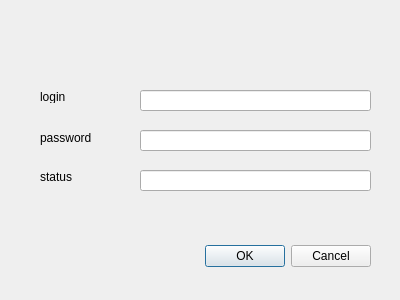
AnastasySh/lab_351, file Semester2/lab1/1lab/new_user.ui: the form before one commit.
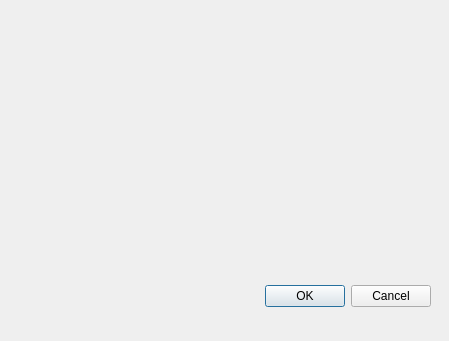
The form after the commit.

Patch:
```diff
--- a/Semester2/lab1/1lab/new_user.ui
+++ b/Semester2/lab1/1lab/new_user.ui
@@ -6,8 +6,8 @@
    <rect>
     <x>0</x>
     <y>0</y>
-    <width>400</width>
-    <height>300</height>
+    <width>449</width>
+    <height>341</height>
    </rect>
   </property>
   <property name="windowTitle">
@@ -16,8 +16,8 @@
   <widget class="QDialogButtonBox" name="buttonBox">
    <property name="geometry">
     <rect>
-     <x>30</x>
-     <y>240</y>
+     <x>90</x>
+     <y>280</y>
      <width>341</width>
      <height>32</height>
     </rect>
@@ -29,74 +29,16 @@
     <set>QDialogButtonBox::Cancel|QDialogButtonBox::Ok</set>
    </property>
   </widget>
-  <widget class="QLineEdit" name="lineEdit">
+  <widget class="QWidget" name="formLayoutWidget">
    <property name="geometry">
     <rect>
-     <x>140</x>
-     <y>90</y>
-     <width>231</width>
-     <height>21</height>
+     <x>30</x>
+     <y>20</y>
+     <width>371</width>
+     <height>241</height>
     </rect>
    </property>
-  </widget>
-  <widget class="QLineEdit" name="lineEdit_2">
-   <property name="geometry">
-    <rect>
-     <x>140</x>
-     <y>130</y>
-     <width>231</width>
-     <height>21</height>
-    </rect>
-   </property>
-  </widget>
-  <widget class="QLineEdit" name="lineEdit_3">
-   <property name="geometry">
-    <rect>
-     <x>140</x>
-     <y>170</y>
-     <width>231</width>
-     <height>21</height>
-    </rect>
-   </property>
-  </widget>
-  <widget class="QLabel" name="label">
-   <property name="geometry">
-    <rect>
-     <x>40</x>
-     <y>90</y>
-     <width>47</width>
-     <height>13</height>
-    </rect>
-   </property>
-   <property name="text">
-    <string>login</string>
-   </property>
-  </widget>
-  <widget class="QLabel" name="label_2">
-   <property name="geometry">
-    <rect>
-     <x>40</x>
-     <y>130</y>
-     <width>61</width>
-     <height>16</height>
-    </rect>
-   </property>
-   <property name="text">
-    <string>password</string>
-   </property>
-  </widget>
-  <widget class="QLabel" name="label_3">
-   <property name="geometry">
-    <rect>
-     <x>40</x>
-     <y>170</y>
-     <width>47</width>
-     <height>13</height>
-    </rect>
-   </property>
-   <property name="text">
-    <string>status</string>
-   </property>
+   <layout class="QFormLayout" name="formLayout"/>
   </widget>
  </widget>
  <resources/>
```
